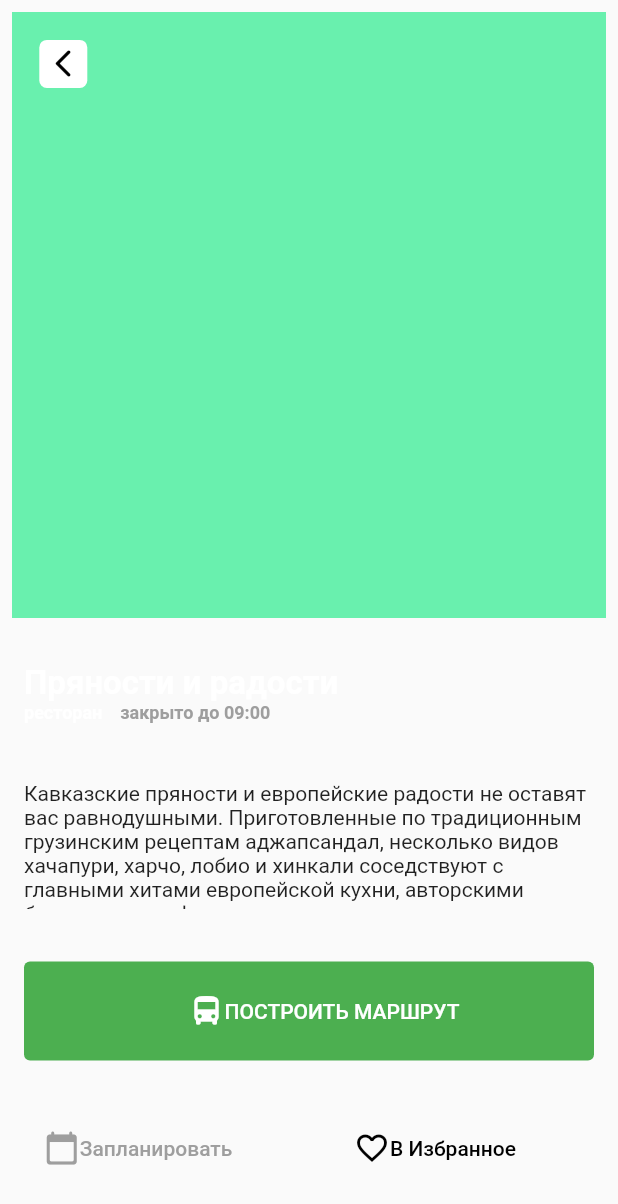
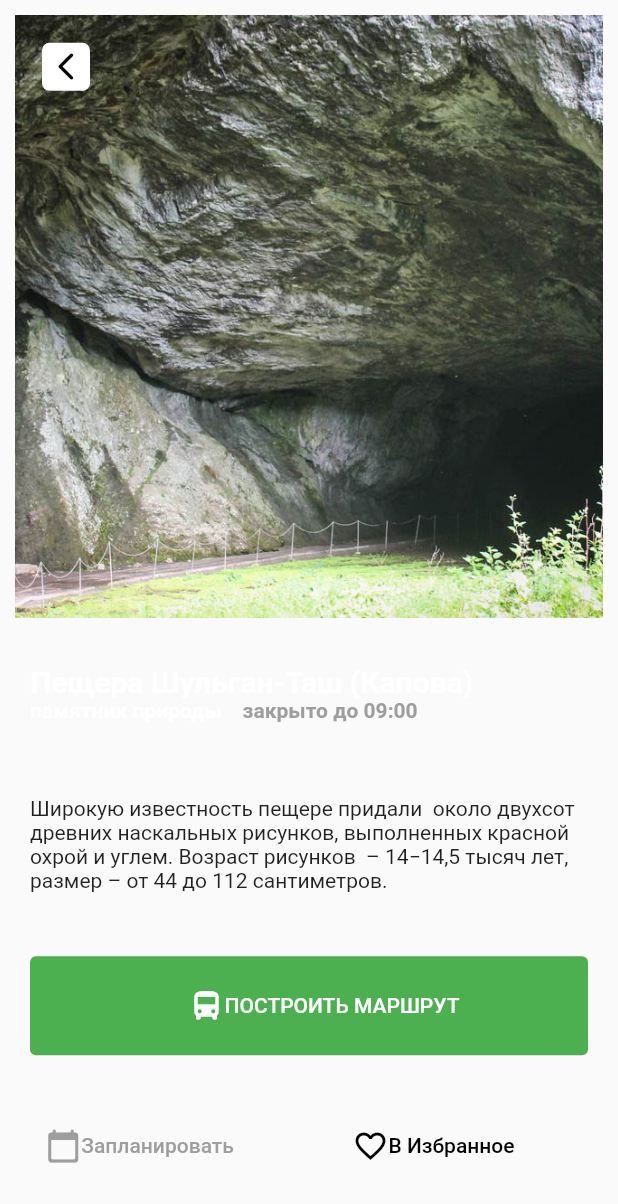
Before and after one commit to venerara/places, a Flutter app: the screen it shows after launch, on a phone screen of 412 x 824 dp. Shown: the top 1204 px of the screen. Run offline on Flutter 3.47's test engine with Material 2 defaults, Android fonts, the phone set to English and light mode, and no system bars.

Commit message:
code change

```diff
--- a/lib/main.dart
+++ b/lib/main.dart
@@ -1,4 +1,3 @@
-import 'package:flutter/cupertino.dart';
 import 'package:flutter/material.dart';
 import 'package:places/ui/screen/Sight_list_screen.dart';
 import 'package:places/ui/screen/sight_details.dart';
@@ -13,6 +12,7 @@ class App extends StatelessWidget {
   @override
   Widget build(BuildContext context) {
     return MaterialApp(
+      debugShowCheckedModeBanner: false,
       title: 'Flutter Demo App',
       theme: ThemeData(),
       home: const SightDetails(),
--- a/lib/ui/res/appstrings.dart
+++ b/lib/ui/res/appstrings.dart
@@ -1,5 +1,3 @@
-import 'package:flutter/material.dart';
-
 class AppStrings {
   /// Текстовые константы
 
@@ -10,9 +8,9 @@ class AppStrings {
   static const titleRoutebutton = 'ПОСТРОИТЬ МАРШРУТ';
   static const titlePlanbutton = 'Запланировать';
   static const titleFavoritebutton = 'В Избранное';
-  static const placeName = 'Пряности и радости';
-  static const placeType = 'ресторан';
+  static const placeName = 'Пещера Шульган-Таш (Капова)';
+  static const placeType = 'памятник природы';
   static const placeMode = '    закрыто до 09:00';
   static const placeDetails =
-      'Кавказские пряности и европейские радости не оставят вас равнодушными. Приготовленные по традиционным грузинским рецептам аджапсандал, несколько видов  хачапури, харчо, лобио и хинкали соседствуют с главными хитами европейской кухни, авторскими блюдами от шеф-повара и великолепными десертами от нашего шеф-кондитера!';
+      'Широкую известность пещере придали  около двухсот древних наскальных рисунков, выполненных красной охрой и углем. Возраст рисунков  – 14−14,5 тысяч лет, размер – от 44 до 112 сантиметров.';
 }
--- a/lib/ui/screen/sight_card.dart
+++ b/lib/ui/screen/sight_card.dart
@@ -1,4 +1,3 @@
-import 'package:flutter/cupertino.dart';
 import 'package:flutter/material.dart';
 import 'package:places/domain/sight.dart';
 import 'package:places/ui/screen/components/button_navigationbar.dart';
--- a/lib/ui/screen/sight_details.dart
+++ b/lib/ui/screen/sight_details.dart
@@ -1,4 +1,3 @@
-import 'package:flutter/cupertino.dart';
 import 'package:flutter/material.dart';
 import 'package:places/ui/res/appstrings.dart';
 import 'package:places/ui/screen/components/button_text.dart';
@@ -11,15 +10,29 @@ class SightDetails extends StatelessWidget {
   Widget build(BuildContext context) {
     return Scaffold(
       body: Container(
-        padding: EdgeInsets.all(8),
+        padding: EdgeInsets.all(10),
         child: Column(
           mainAxisSize: MainAxisSize.max,
           children: [
             Expanded(
-              child: Container(
-                color: Colors.greenAccent,
-                alignment: FractionalOffset(0.05, 0.05),
-                child: ButtonList(),
+              child: Stack(
+                alignment: Alignment.center,
+                children: [
+                  CircularProgressIndicator(
+                    valueColor: AlwaysStoppedAnimation<Color>(Colors.red),
+                    strokeWidth: 0.7,
+                  ),
+                  Container(
+                    alignment: FractionalOffset(0.05, 0.05),
+                    decoration: BoxDecoration(
+                      image: DecorationImage(
+                        fit: BoxFit.cover,
+                        image: AssetImage('res/images/cave.png'),
+                      ),
+                    ),
+                    child: ButtonList(),
+                  ),
+                ],
               ),
               flex: 1,
             ),
@@ -28,28 +41,28 @@ class SightDetails extends StatelessWidget {
                 children: [
                   Expanded(
                     child: Container(
-                      padding: EdgeInsets.all(8),
+                      padding: EdgeInsets.all(10),
                       alignment: Alignment.centerLeft,
                       child: RichText(
                         text: TextSpan(
                           text: AppStrings.placeName,
                           style: TextStyle(
                             fontWeight: FontWeight.bold,
-                            fontSize: 22,
+                            fontSize: 20,
                           ),
                           children: [
                             TextSpan(
                               text: ('\n' + AppStrings.placeType),
                               style: TextStyle(
                                 fontWeight: FontWeight.bold,
-                                fontSize: 12,
+                                fontSize: 14,
                               ),
                             ),
                             TextSpan(
                               text: AppStrings.placeMode,
                               style: TextStyle(
                                 color: Colors.grey,
-                                fontSize: 12,
+                                fontSize: 14,
                               ),
                             ),
                           ],
@@ -60,7 +73,7 @@ class SightDetails extends StatelessWidget {
                   ),
                   Expanded(
                     child: Container(
-                      padding: EdgeInsets.all(8),
+                      padding: EdgeInsets.all(10),
                       alignment: Alignment.centerLeft,
                       child: Text(
                         AppStrings.placeDetails,
@@ -71,7 +84,7 @@ class SightDetails extends StatelessWidget {
                   ),
                   Expanded(
                     child: Container(
-                      padding: EdgeInsets.all(8),
+                      padding: EdgeInsets.all(10),
                       alignment: Alignment.bottomCenter,
                       child: RouteButton(),
                     ),
--- a/pubspec.yaml
+++ b/pubspec.yaml
@@ -29,6 +29,7 @@ flutter:
 
   assets:
     - res/
+    - res/images/cave.png
 
 
 fonts:
```
Also changed, not shown: res/images/cave.png (added).
